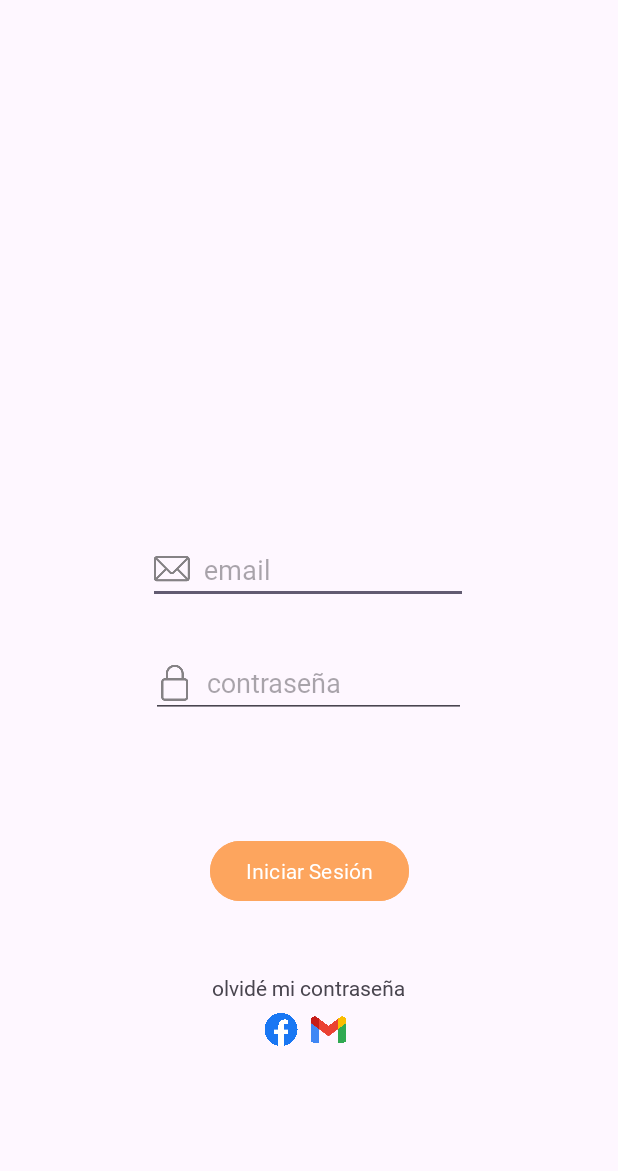
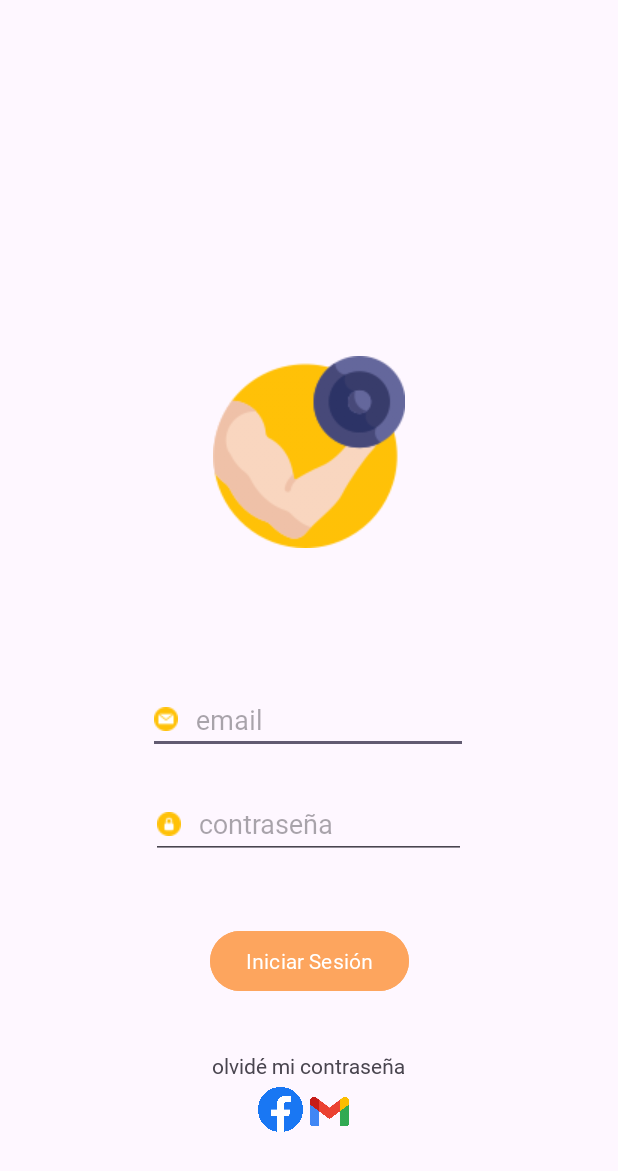
Before and after one commit to marioquintalcob/Proyecto01Equipo16, an Android app: the LoginActivity screen opened directly, with no data from a screen before it, on a phone screen of 412 x 824 dp. Shown: the top 1171 px of the screen. Run offline under Robolectric (Android 15) with nearby library versions, the phone set to English and light mode, and no system bars.

Commit message:
Todavia no es un commit

```diff
--- a/app/src/main/java/org/bedu/proyecto01equipo16/LoginActivity.kt
+++ b/app/src/main/java/org/bedu/proyecto01equipo16/LoginActivity.kt
@@ -35,7 +35,8 @@ class LoginActivity : AppCompatActivity() {
             val usuarios = listOf(
                 Pair("mario.e.quintal.cob@hotmail.com", "1234"),
                 Pair("otro.usuario@example.com", "contrasena"),
-                Pair("usuario3@example.com", "123456")
+                Pair("usuario3@example.com", "123456"),
+                Pair("diego@gmail.com","1234")
             )
 
             val emailIngresado = email.text.toString()
--- a/app/src/main/res/layout/activity_login.xml
+++ b/app/src/main/res/layout/activity_login.xml
@@ -6,15 +6,29 @@
     android:layout_height="match_parent"
     tools:context=".LoginActivity">
 
+    <ImageView
+        android:id="@+id/imageView"
+        android:layout_width="wrap_content"
+        android:layout_height="wrap_content"
+        app:layout_constraintBottom_toTopOf="@+id/txtEmail"
+        app:layout_constraintEnd_toEndOf="parent"
+        app:layout_constraintHorizontal_bias="0.501"
+        app:layout_constraintStart_toStartOf="parent"
+        app:layout_constraintTop_toTopOf="parent"
+        app:layout_constraintVertical_bias="0.721"
+        app:srcCompat="@drawable/muscle_logo"
+        tools:srcCompat="@tools:sample/avatars" />
+
     <EditText
         android:id="@+id/txtEmail"
         android:layout_width="wrap_content"
         android:layout_height="wrap_content"
-        android:layout_marginBottom="30dp"
+        android:layout_marginBottom="24dp"
+        android:drawableLeft="@drawable/email_ic"
+        android:drawablePadding="12dp"
         android:ems="10"
         android:fontFamily="@font/sf_regular"
-        android:drawableLeft="@drawable/email_icon"
-        android:hint="  email"
+        android:hint="email"
         android:inputType="textEmailAddress"
         app:layout_constraintBottom_toTopOf="@+id/txtPassword"
         app:layout_constraintEnd_toEndOf="parent"
@@ -25,11 +39,12 @@
         android:id="@+id/txtPassword"
         android:layout_width="210dp"
         android:layout_height="46dp"
-        android:layout_marginBottom="78dp"
-        android:drawableLeft="@drawable/lock_icon"
+        android:layout_marginBottom="44dp"
+        android:drawableLeft="@drawable/lock_ic"
+        android:drawablePadding="12dp"
+        android:ems="10"
         android:fontFamily="@font/sf_regular"
-        android:ems="10"
-        android:hint="  contraseña"
+        android:hint="contraseña"
         android:inputType="textPassword"
         app:layout_constraintBottom_toTopOf="@+id/btnLogin2"
         app:layout_constraintEnd_toEndOf="parent"
@@ -40,7 +55,7 @@
         android:id="@+id/btnLogin2"
         android:layout_width="wrap_content"
         android:layout_height="wrap_content"
-        android:layout_marginBottom="44dp"
+        android:layout_marginBottom="36dp"
         android:backgroundTint="@color/orange"
         android:fontFamily="@font/sf_regular"
         android:text="@string/botonLogin"
@@ -48,11 +63,38 @@
         app:layout_constraintEnd_toEndOf="parent"
         app:layout_constraintStart_toStartOf="parent" />
 
+    <ImageView
+        android:id="@+id/imageView6"
+        android:layout_width="26dp"
+        android:layout_height="31dp"
+        android:layout_marginEnd="176dp"
+        app:layout_constraintBottom_toBottomOf="parent"
+        app:layout_constraintEnd_toEndOf="parent"
+        app:layout_constraintHorizontal_bias="2.0"
+        app:layout_constraintStart_toEndOf="@+id/imageView5"
+        app:layout_constraintTop_toTopOf="parent"
+        app:layout_constraintVertical_bias="0.915"
+        app:srcCompat="@drawable/gmail_icon" />
+
+    <ImageView
+        android:id="@+id/imageView5"
+        android:layout_width="31dp"
+        android:layout_height="30dp"
+        android:layout_marginStart="168dp"
+        android:layout_marginRight="64dp"
+        app:layout_constraintBottom_toBottomOf="parent"
+        app:layout_constraintEnd_toStartOf="@+id/imageView6"
+        app:layout_constraintHorizontal_bias="2.0"
+        app:layout_constraintStart_toStartOf="parent"
+        app:layout_constraintTop_toTopOf="parent"
+        app:layout_constraintVertical_bias="0.913"
+        app:srcCompat="@drawable/face_icon" />
+
     <TextView
         android:id="@+id/txtReco"
         android:layout_width="wrap_content"
         android:layout_height="wrap_content"
-        android:layout_marginBottom="156dp"
+        android:layout_marginBottom="104dp"
         android:fontFamily="@font/sf_regular"
         android:text="@string/olvidoContrasena"
         app:layout_constraintBottom_toBottomOf="parent"
@@ -60,40 +102,4 @@
         app:layout_constraintHorizontal_bias="0.498"
         app:layout_constraintStart_toStartOf="parent" />
 
-    <ImageView
-        android:id="@+id/imageView"
-        android:layout_width="wrap_content"
-        android:layout_height="wrap_content"
-        app:layout_constraintBottom_toTopOf="@+id/txtEmail"
-        app:layout_constraintEnd_toEndOf="parent"
-        app:layout_constraintStart_toStartOf="parent"
-        app:layout_constraintTop_toTopOf="parent"
-        tools:srcCompat="@tools:sample/avatars" />
-
-    <ImageView
-        android:id="@+id/imageView6"
-        android:layout_width="23dp"
-        android:layout_height="23dp"
-        android:layout_marginEnd="176dp"
-        app:layout_constraintBottom_toBottomOf="parent"
-        app:layout_constraintEnd_toEndOf="parent"
-        app:layout_constraintHorizontal_bias="2.0"
-        app:layout_constraintStart_toEndOf="@+id/imageView5"
-        app:layout_constraintTop_toTopOf="parent"
-        app:layout_constraintVertical_bias="0.843"
-        app:srcCompat="@drawable/gmail_icon" />
-
-    <ImageView
-        android:id="@+id/imageView5"
-        android:layout_width="28dp"
-        android:layout_height="22dp"
-        android:layout_marginStart="168dp"
-        android:layout_marginRight="64dp"
-        app:layout_constraintBottom_toBottomOf="parent"
-        app:layout_constraintEnd_toStartOf="@+id/imageView6"
-        app:layout_constraintHorizontal_bias="2.0"
-        app:layout_constraintStart_toStartOf="parent"
-        app:layout_constraintTop_toTopOf="parent"
-        app:layout_constraintVertical_bias="0.842"
-        app:srcCompat="@drawable/face_icon" />
 </androidx.constraintlayout.widget.ConstraintLayout>
--- a/app/src/main/res/layout/activity_main.xml
+++ b/app/src/main/res/layout/activity_main.xml
@@ -43,6 +43,7 @@
         app:layout_constraintStart_toStartOf="parent"
         app:layout_constraintTop_toTopOf="parent"
         app:layout_constraintVertical_bias="0.795"
+        app:srcCompat="@drawable/muscle_logo"
         tools:srcCompat="@tools:sample/avatars" />
 
 </androidx.constraintlayout.widget.ConstraintLayout>
```
Also changed, not shown: app/src/main/res/drawable/email_ic.png (added), app/src/main/res/drawable/lock_ic.png (added), app/src/main/res/drawable/muscle_logo.png (added).
